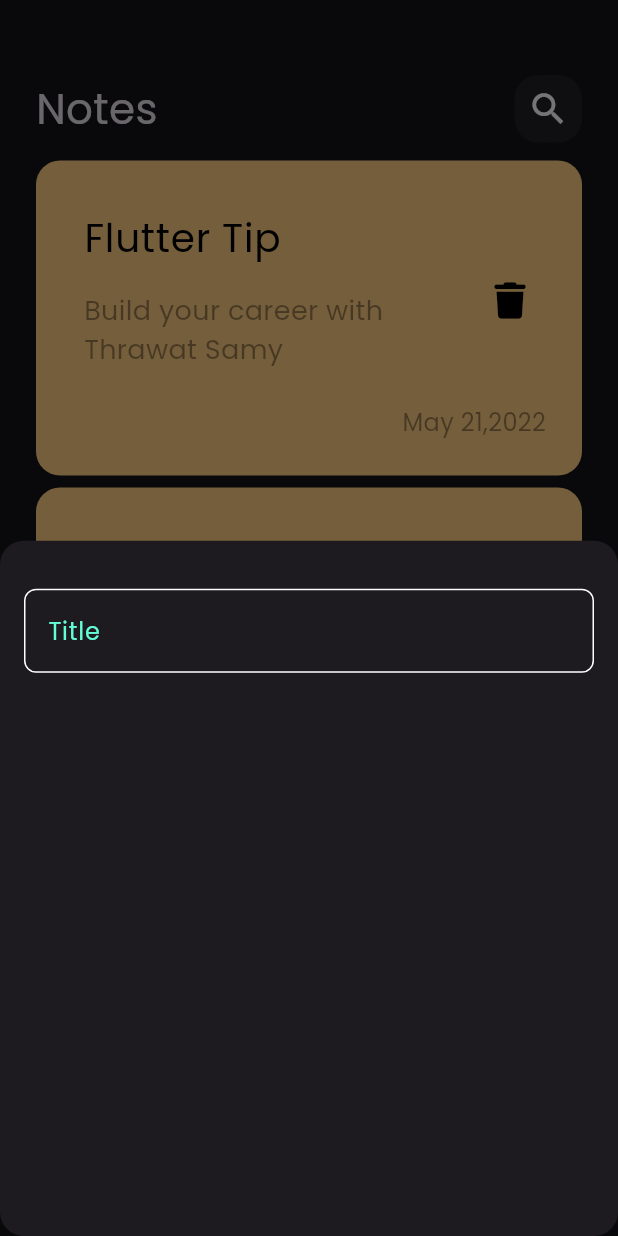
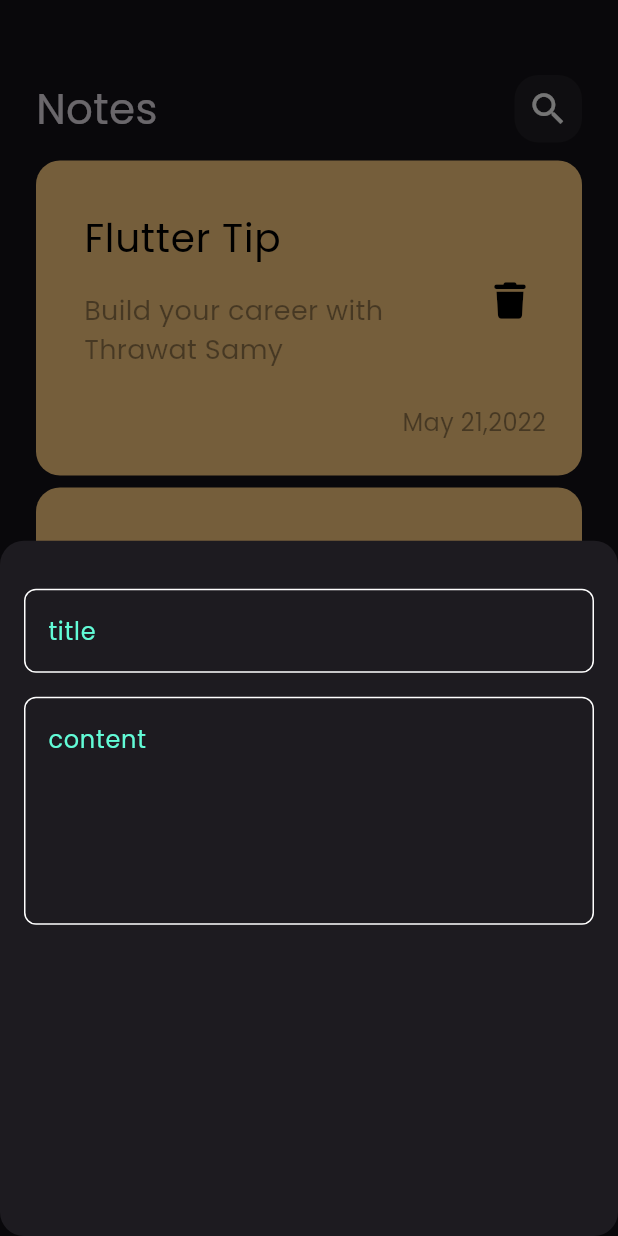
Before and after one commit to amanygamalshoep/notes_app, a Flutter app: the screen it shows after launch, after a tap on the "add" icon, on a phone screen of 412 x 824 dp. Run offline on Flutter 3.47's test engine with Material 3 defaults, Android fonts, the phone set to English and light mode, and no system bars; our stand-ins replace font_awesome_flutter.

Commit message:
add fields to notes text field

```diff
--- a/lib/widgets/add_note_bottom_sheet.dart
+++ b/lib/widgets/add_note_bottom_sheet.dart
@@ -11,8 +11,12 @@ class AddNoteBottomSheet extends StatelessWidget {
       child: Column(
         children: [
           SizedBox(height:32),
-          AddTextField(
+          CustomTextField(
+            hint:'title'
           ),
+          SizedBox(height:16),
+          CustomTextField(hint:'content',maxLines: 5,)
+
 
         ],
       ),
--- a/lib/widgets/custom_text_field.dart
+++ b/lib/widgets/custom_text_field.dart
@@ -1,29 +1,30 @@
 import 'package:flutter/material.dart';
 import 'package:notes_app/constants.dart';
 
-class AddTextField extends StatelessWidget {
-  const AddTextField({super.key});
+class CustomTextField extends StatelessWidget {
+  const CustomTextField({super.key, required this.hint,  this.maxLines =1});
+  final String hint;
+  final int maxLines;
 
   @override
   Widget build(BuildContext context) {
     return TextField(
+      maxLines: maxLines,
       cursorColor: KPrimaryColor,
       decoration: InputDecoration(
         border: buildBorder(),
         enabledBorder: buildBorder(),
-        focusedBorder: buildBorder( KPrimaryColor),
-        hintText:'Title' ,
-        hintStyle:const TextStyle(color: KPrimaryColor),
-
-
+        focusedBorder: buildBorder(KPrimaryColor),
+        hintText: hint,
+        hintStyle: const TextStyle(color: KPrimaryColor),
       ),
     );
   }
 
   OutlineInputBorder buildBorder([color]) {
     return OutlineInputBorder(
-        borderRadius: BorderRadius.circular(8),
-        borderSide: BorderSide(  color: color ??Colors.white),
-      );
+      borderRadius: BorderRadius.circular(8),
+      borderSide: BorderSide(color: color ?? Colors.white),
+    );
   }
 }
```
